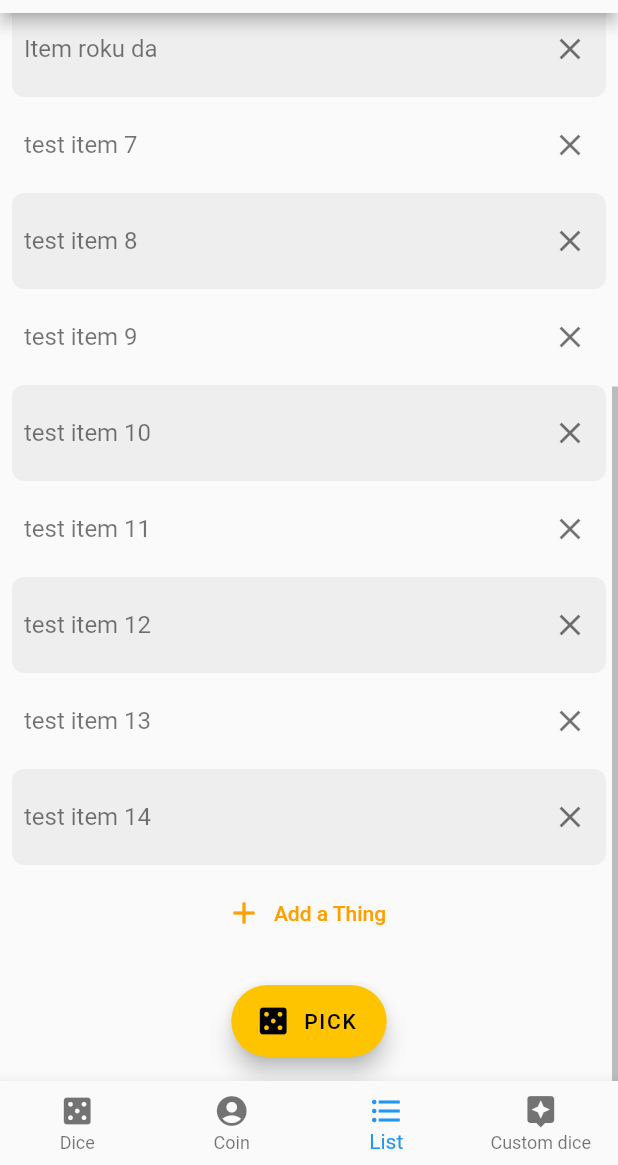
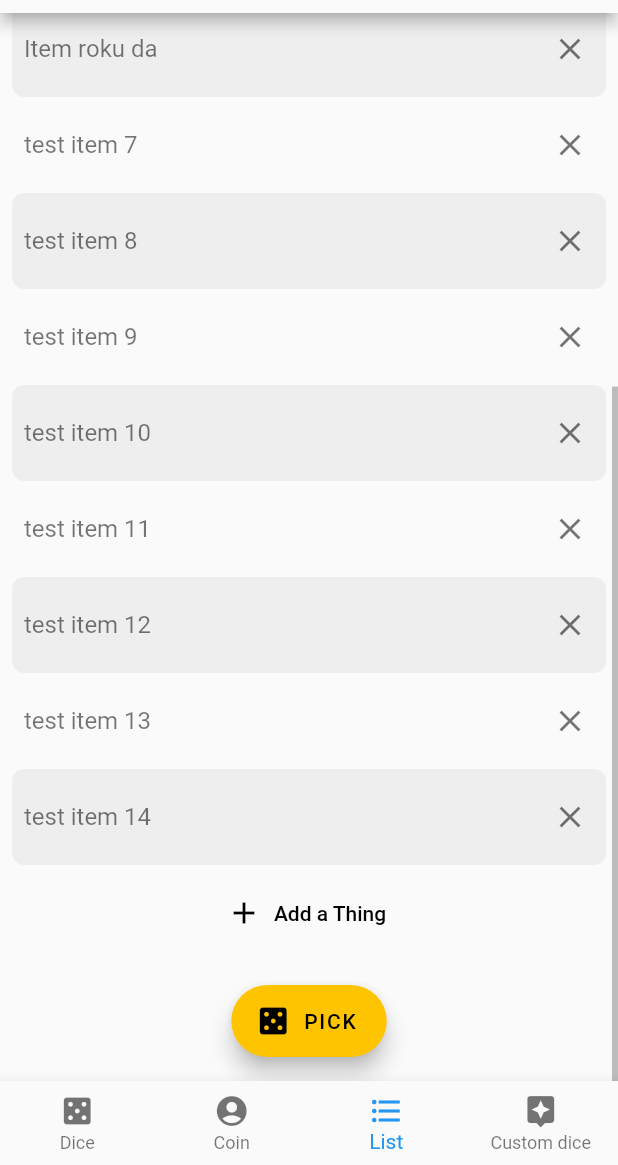
Before and after one commit to piggehperson/flip_flutter, a Flutter app: the screen it shows after launch, item 3 of the bottom bar chosen, scrolled down 383 dp, on a phone screen of 412 x 824 dp, the part 71-1236 px from its top. Run offline on Flutter 3.47's test engine with Material 2 defaults, Android fonts, the phone set to English and light mode, and no system bars; our stand-ins replace shared_preferences.

Commit message:
Tint the Add Item button using ButtonTheme instead of TextColor

```diff
--- a/lib/main.dart
+++ b/lib/main.dart
@@ -331,7 +331,7 @@ class _ListPageState extends State<ListPage> {
                 mainAxisSize: MainAxisSize.min,
                 mainAxisAlignment: MainAxisAlignment.center,
                 children: <Widget>[
-                  new Text("There's nothing here", style: Theme.of(context).textTheme.headline.copyWith(fontFamily: 'ProductSans', color: Theme.of(context).textTheme.display1.color)),
+                  new Text("There's nothing here", style: Theme.of(context).textTheme.headline.copyWith(fontSize: 20.0, color: Theme.of(context).textTheme.display1.color, fontFamily: 'ProductSans')),
                   const SizedBox(height:16.0),
                   new RaisedButton.icon(
                     onPressed: (){ dialogNewItem(context); },
@@ -433,10 +433,10 @@ class _ListItemState extends State<ListItem> {
             ? new Padding(
           padding: const EdgeInsets.symmetric(vertical: 8.0),
           child: new FlatButton.icon(
-            textColor: Theme.of(context).primaryColor,
             onPressed: widget.actionCallback,
             icon: const Icon(Icons.add),
             label: const Text("Add a Thing"),
+            textTheme: ButtonTextTheme.primary,
           )
         )
             : new Material( //This is a normal list item
```
